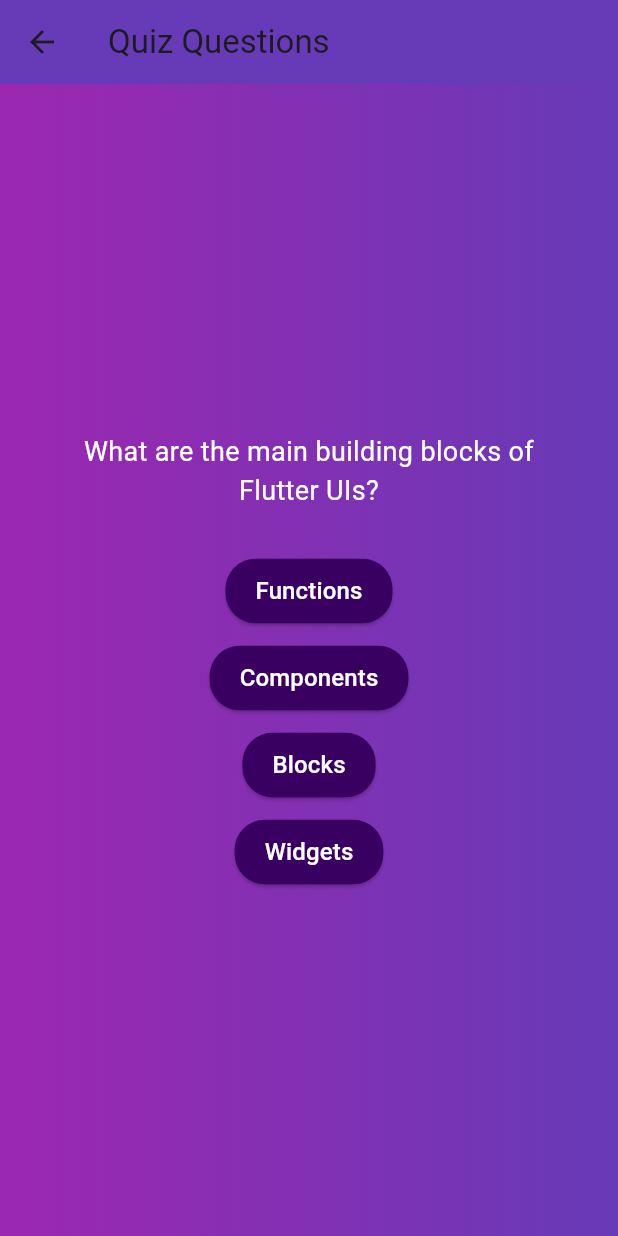
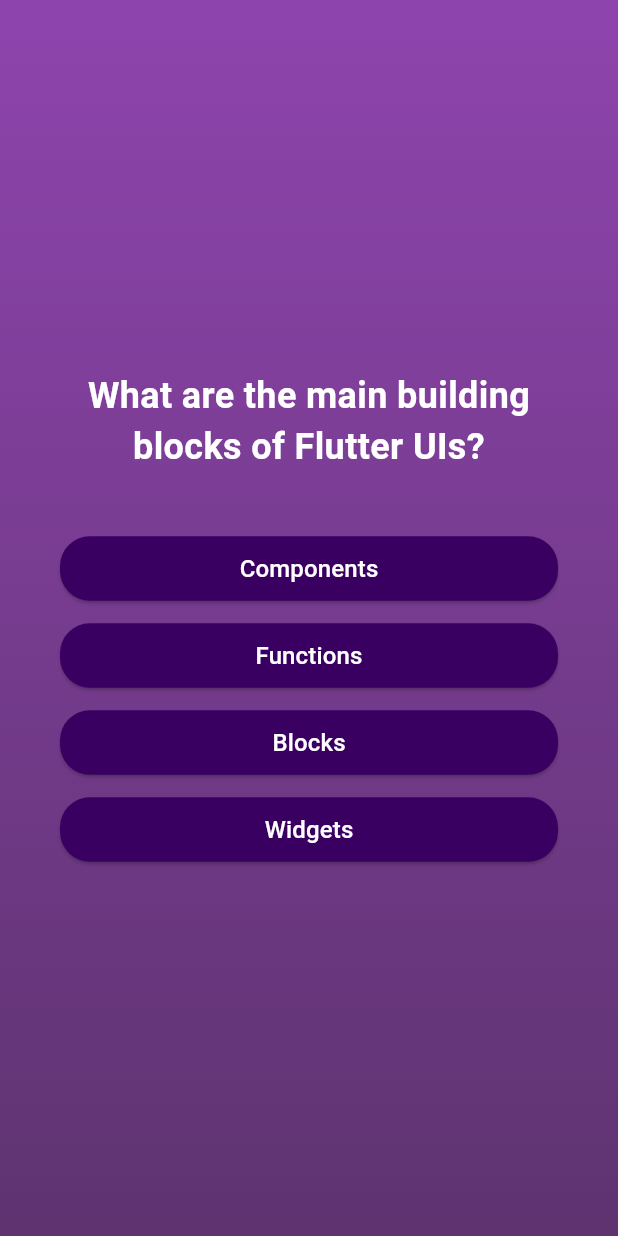
Before and after one commit to Tmkantichaaaa03/QuizzappMobile, a Flutter app: the screen it shows after launch, after a tap on "Start Quiz", on a phone screen of 412 x 824 dp. Run offline on Flutter 3.47's test engine with Material 3 defaults, Android fonts, the phone set to English and light mode, and no system bars.

Commit message:
https://github.com/Tmkantichaaaa03

```diff
--- a/lib/answer_button.dart
+++ b/lib/answer_button.dart
@@ -2,27 +2,34 @@ import 'package:flutter/material.dart';
 
 class AnswerButton extends StatelessWidget {
   final String answerText;
+  final VoidCallback onPressed;
 
-  const AnswerButton(this.answerText, {super.key});
+  const AnswerButton(this.answerText, {required this.onPressed, super.key});
 
   @override
   Widget build(BuildContext context) {
-    return ElevatedButton(
-      onPressed: () {
-        print('Answer selected: $answerText');
-      },
+    return Column(
+      children: [
+        const SizedBox(height: 10), // เพิ่มระยะห่างระหว่างปุ่ม
+        SizedBox(
+          width: double.infinity, // ขยายปุ่มเต็มความกว้าง
+          child: ElevatedButton(
+            onPressed: onPressed,
             style: ElevatedButton.styleFrom(
-        backgroundColor: const Color.fromARGB(255, 58, 0, 97),
-        foregroundColor: Colors.white,
+              backgroundColor: const Color.fromARGB(255, 58, 0, 97), // สีพื้นหลัง
+              foregroundColor: Colors.white, // สีข้อความ
               shape: RoundedRectangleBorder(
-          borderRadius: BorderRadius.circular(20),
+                borderRadius: BorderRadius.circular(20), // ขอบโค้งมน
               ),
-        padding: const EdgeInsets.symmetric(vertical: 10, horizontal: 20),
+              padding: const EdgeInsets.symmetric(vertical: 10, horizontal: 20), // ระยะห่างด้านใน
             ),
             child: Text(
-        answerText,
+              answerText, // ข้อความในปุ่ม
               style: const TextStyle(fontSize: 16),
             ),
+          ),
+        ),
+      ],
     );
   }
 }
--- a/lib/model/quiz_model.dart
+++ b/lib/model/quiz_model.dart
@@ -3,4 +3,10 @@ class QuizModel {
   List<String> answers;
 
   QuizModel(this.question, this.answers);
+
+  List<String> getShuffluedAnswer() {
+    final ShuffluedAnswer = List.of(answers);
+    ShuffluedAnswer.shuffle();
+    return ShuffluedAnswer;
+  }
 }
--- a/lib/questions_screen.dart
+++ b/lib/questions_screen.dart
@@ -1,4 +1,5 @@
 import 'package:flutter/material.dart';
+import 'package:myapp/model/quiz_model.dart';
 import 'answer_button.dart';
 
 class QuestionsScreen extends StatelessWidget {
@@ -6,40 +7,68 @@ class QuestionsScreen extends StatelessWidget {
 
   @override
   Widget build(BuildContext context) {
+    // ใช้ QuizModel สำหรับเก็บคำถามและคำตอบ
+    final QuizModel quiz = QuizModel(
+      'What are the main building blocks of Flutter UIs?', // ข้อความคำถาม
+      ['Widgets', 'Components', 'Blocks', 'Functions'], // ตัวเลือกคำตอบ
+    );
+
+    // สุ่มเรียงคำตอบใหม่
+    final List<String> shuffledAnswers = quiz.getShuffluedAnswer();
+
     return Scaffold(
-      appBar: AppBar(
-        title: const Text('Quiz Questions'),
-        backgroundColor: Colors.deepPurple,
-      ),
       body: Container(
         decoration: const BoxDecoration(
+          // เพิ่มพื้นหลังแบบ Gradient ให้เหมือนหน้า StartScreen
           gradient: LinearGradient(
-            colors: [Colors.purple, Colors.deepPurple],
+            colors: [Color(0xFF8E44AD), Color(0xFF5E3370)], // สีไล่เฉด
+            begin: Alignment.topCenter,
+            end: Alignment.bottomCenter,
           ),
         ),
         child: Center(
           child: SingleChildScrollView(
+            // ใช้ SingleChildScrollView เผื่อเนื้อหายาวเกินจอ
             child: Container(
-              margin: const EdgeInsets.all(40),
+              margin: const EdgeInsets.all(40), // เพิ่มระยะห่างรอบคำถาม
               child: Column(
                 mainAxisSize: MainAxisSize.min,
                 children: [
-                  const Text(
-                    'What are the main building blocks of Flutter UIs?',
-                    style: TextStyle(
-                      color: Colors.white,
-                      fontSize: 18,
+                  // ข้อความคำถาม
+                  Text(
+                    quiz.question, // ดึงคำถามจาก QuizModel
+                    style: const TextStyle(
+                      color: Colors.white, // สีข้อความ
+                      fontSize: 24, // ขนาดตัวอักษรใหญ่
+                      fontWeight: FontWeight.bold, // ตัวหนา
                     ),
-                    textAlign: TextAlign.center,
+                    textAlign: TextAlign.center, // จัดข้อความให้อยู่กลาง
                   ),
-                  const SizedBox(height: 30),
-                  AnswerButton('Functions'),
-                  const SizedBox(height: 10),
-                  AnswerButton('Components'),
-                  const SizedBox(height: 10),
-                  AnswerButton('Blocks'),
-                  const SizedBox(height: 10),
-                  AnswerButton('Widgets'),
+                  const SizedBox(height: 30), // เพิ่มระยะห่างระหว่างคำถามและตัวเลือก
+
+                  // สร้างปุ่มคำตอบจากรายการคำตอบที่สุ่มเรียงใหม่
+                  ...shuffledAnswers.map(
+                    (answer) => AnswerButton(
+                      answer, // ส่งคำตอบแต่ละตัวไปที่ AnswerButton
+                      onPressed: () {
+                        // แสดง Dialog เมื่อผู้ใช้กดเลือกคำตอบ
+                        showDialog(
+                          context: context,
+                          builder: (context) => AlertDialog(
+                            content: Text('You selected: $answer'), // แสดงคำตอบที่เลือก
+                            actions: [
+                              TextButton(
+                                onPressed: () {
+                                  Navigator.pop(context); // ปิด Dialog
+                                },
+                                child: const Text('OK'),
+                              ),
+                            ],
+                          ),
+                        );
+                      },
+                    ),
+                  ),
                 ],
               ),
             ),
--- a/lib/start_screen.dart
+++ b/lib/start_screen.dart
@@ -9,35 +9,60 @@ class StartScreen extends StatelessWidget {
     return Scaffold(
       body: Container(
         decoration: const BoxDecoration(
+          // เพิ่มพื้นหลังแบบ Gradient ให้สวยงาม
           gradient: LinearGradient(
-            colors: [Colors.purple, Colors.deepPurple],
+            colors: [Color(0xFF8E44AD), Color(0xFF5E3370)], // สีไล่เฉด
+            begin: Alignment.topCenter,
+            end: Alignment.bottomCenter,
           ),
         ),
         child: Center(
           child: Column(
-            mainAxisSize: MainAxisSize.min,
+            mainAxisAlignment: MainAxisAlignment.center,
             children: [
-              Image.asset(
-                'assets/images/quiz-logo.png',
-                width: 300,
+              // ใช้ TweenAnimationBuilder เพื่อเพิ่มแอนิเมชันเฟดข้อความตอนโหลด
+              TweenAnimationBuilder(
+                duration: const Duration(seconds: 2), // ระยะเวลา 2 วินาที
+                tween: Tween<double>(begin: 0, end: 1), // จากโปร่งใส -> ปรากฏ
+                builder: (context, value, child) => Opacity(
+                  opacity: value, // เปลี่ยนค่าความโปร่งใส
+                  child: child,
+                ),
+                child: const Text(
+                  'Welcome to Flutter Quiz!',
+                  style: TextStyle(
+                    color: Colors.white,
+                    fontSize: 28,
+                    fontWeight: FontWeight.bold,
+                  ),
+                  textAlign: TextAlign.center,
+                ),
               ),
-              const SizedBox(height: 30),
-              const Text(
-                'Learn flutter the fun way!',
-                style: TextStyle(color: Colors.white),
-              ),
-              const SizedBox(height: 30),
-              OutlinedButton(
+              const SizedBox(height: 20), // เพิ่มระยะห่าง
+
+              // ปุ่ม "Start Quiz" ที่มีการตกแต่งใหม่
+              ElevatedButton(
                 onPressed: () {
-                  Navigator.of(context).push(
-                    MaterialPageRoute(
-                      builder: (context) => const QuestionsScreen(),
-                    ),
+                  Navigator.push(
+                    context,
+                    MaterialPageRoute(builder: (context) => const QuestionsScreen()),
                   );
                 },
+                style: ElevatedButton.styleFrom(
+                  backgroundColor: Colors.white, // พื้นหลังปุ่มเป็นสีขาว
+                  foregroundColor: Colors.deepPurple, // ข้อความในปุ่มสีม่วง
+                  padding: const EdgeInsets.symmetric(
+                    vertical: 15, // ระยะห่างแนวตั้ง
+                    horizontal: 50, // ระยะห่างแนวนอน
+                  ),
+                  shape: RoundedRectangleBorder(
+                    borderRadius: BorderRadius.circular(30), // ขอบปุ่มโค้งมน
+                  ),
+                  elevation: 5, // เพิ่มเงาปุ่ม
+                ),
                 child: const Text(
                   'Start Quiz',
-                  style: TextStyle(color: Colors.white),
+                  style: TextStyle(fontSize: 18), // ขนาดตัวอักษรในปุ่ม
                 ),
               ),
             ],
```
Also changed, not shown: pubspec.lock, 14 other files. Lines whose indentation alone changed are shown as unchanged.
